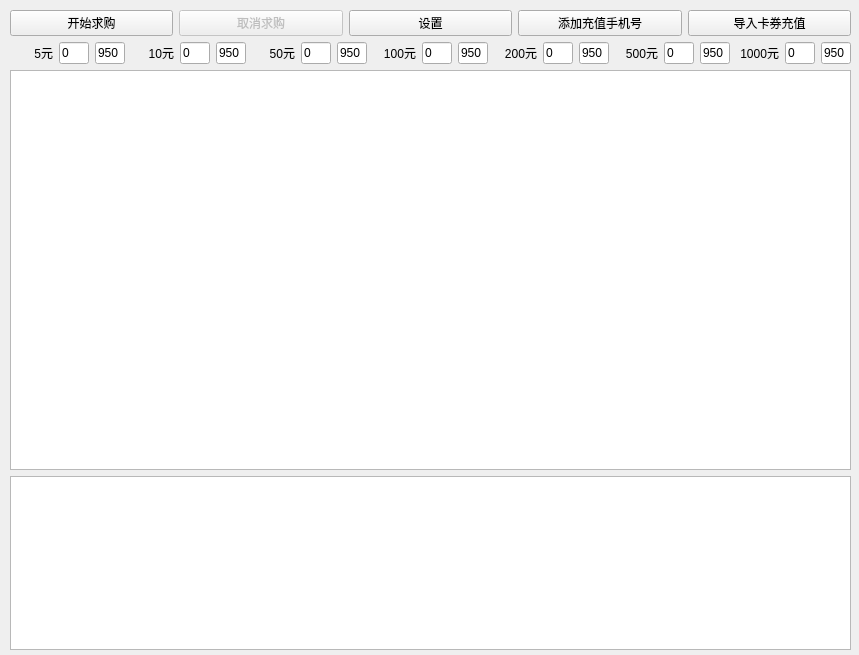
Above: main/mainwindow.ui from kinglon/coupon before the change. Below: the same form after it.
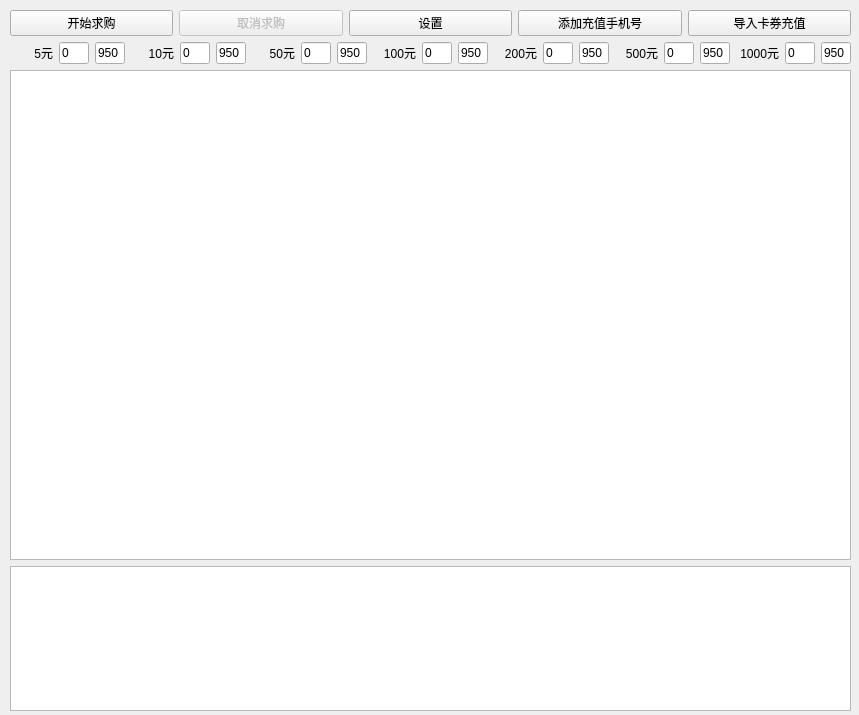
That is the form after the change.

What changed in the file:
```diff
--- a/main/mainwindow.ui
+++ b/main/mainwindow.ui
@@ -7,7 +7,7 @@
     <x>0</x>
     <y>0</y>
     <width>859</width>
-    <height>655</height>
+    <height>715</height>
    </rect>
   </property>
   <property name="windowTitle">
@@ -20,7 +20,7 @@
       <x>10</x>
       <y>10</y>
       <width>841</width>
-      <height>640</height>
+      <height>701</height>
      </rect>
     </property>
     <layout class="QVBoxLayout" name="verticalLayout">
@@ -327,13 +327,13 @@
        <property name="minimumSize">
         <size>
          <width>0</width>
-         <height>400</height>
+         <height>490</height>
         </size>
        </property>
        <property name="maximumSize">
         <size>
          <width>16777215</width>
-         <height>400</height>
+         <height>490</height>
         </size>
        </property>
        <property name="editTriggers">
```
